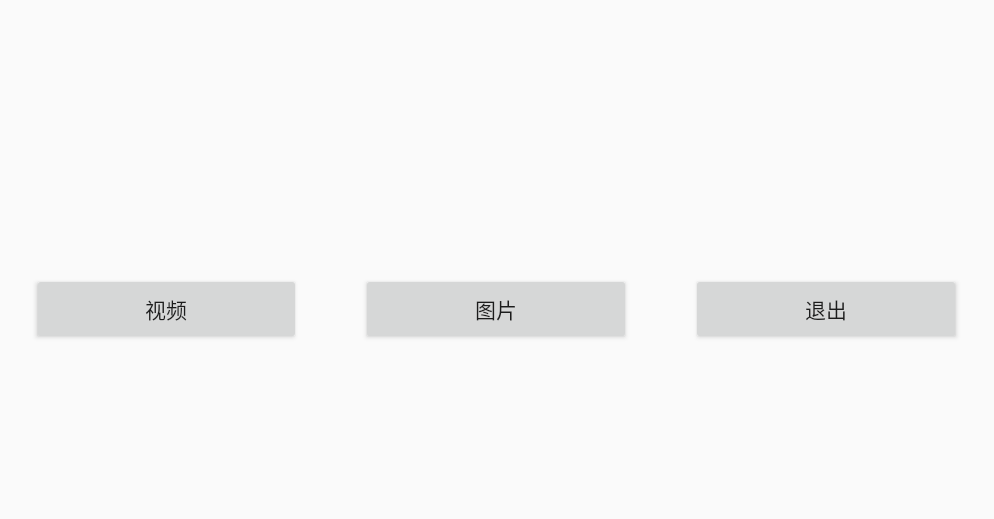
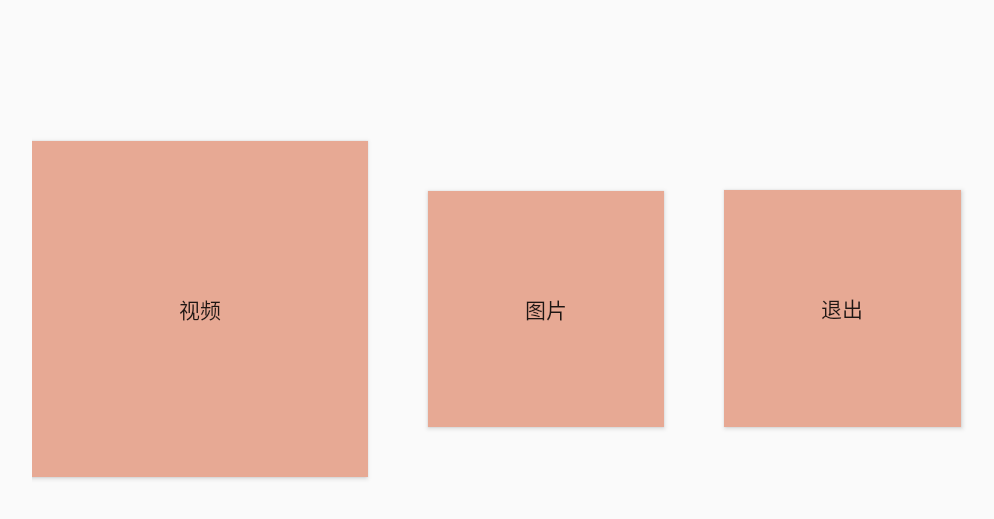
Before and after one commit to Zouyq-GitHub/androidTv-Demo, an Android app: the MainActivity screen opened directly, with no data from a screen before it, on a phone screen of 824 x 412 dp (held sideways). Shown: the top 519 px of the screen, without its empty margins (91-1085 px from the left). Run offline under Robolectric (Android 15) with nearby library versions, the phone set to English and light mode, and no system bars.

Commit message:
main 焦点事件 代码写死实现 2021-09-28

```diff
--- a/app/src/main/java/com/example/android_tv_test_4/MainActivity.java
+++ b/app/src/main/java/com/example/android_tv_test_4/MainActivity.java
@@ -21,12 +21,15 @@ public class MainActivity extends AppCompatActivity {
     //id list
     private final int[] id_list = new int[]{R.id.image_button, R.id.video_button, R.id.exit_button};
     private Intent intent = getIntent();
+    //width
+    private int t_width = 0;
+    //访问页面次数
+    private int num = 0;
 
     @Override
     public void onCreate(Bundle savedInstanceState) {
         super.onCreate(savedInstanceState);
         setContentView(R.layout.activity_main);
-        onClick();
     }
 
 
@@ -63,18 +66,55 @@ public class MainActivity extends AppCompatActivity {
     @Override
     protected void onStart() {
         super.onStart();
-//        by_button_width_height();
+        onClick();
+        by_button_width_height();
+        onHover();
 
+        button = findViewById(R.id.video_button);
+        button.getLayoutParams().height = t_width + 100;
+        button.getLayoutParams().width = t_width + 100;
+    }
 
-
-
-
+    //hover
+    private void onHover() {
+//        button = findViewById(R.id.video_button);
+        for (int j : id_list) {
+            button = findViewById(j);
+            button.setOnFocusChangeListener(new View.OnFocusChangeListener() {
+                @Override
+                public void onFocusChange(View view, boolean b) {
+                    if (num == 0) {
+                        t_width = findViewById(view.getId()).getWidth() - 100;
+                        num++;
+                        // - - - -
+                    } else if (num == 1) {
+                        button = findViewById(R.id.exit_button);
+                        button.getLayoutParams().height = t_width;
+                        button.getLayoutParams().width = t_width;
+                        button = findViewById(R.id.video_button);
+                        button.getLayoutParams().height = t_width;
+                        button.getLayoutParams().width = t_width;
+                        num++;
+                    } else {
+                        button = findViewById(view.getId());
+                        System.out.println(view.getId());
+                        if (b) {
+                            button.getLayoutParams().height = t_width + 100;
+                            button.getLayoutParams().width = t_width + 100;
+                        } else {
+                            button.getLayoutParams().height = t_width;
+                            button.getLayoutParams().width = t_width;
+                        }
+                        button.setLayoutParams(button.getLayoutParams());
+                    }
+                }
+            });
+        }
     }
 
     @Override
     protected void onResume() {
         super.onResume();
-
     }
 
     //width_height
@@ -102,4 +142,7 @@ public class MainActivity extends AppCompatActivity {
             System.out.println("image");
         }
     }
+
+    //hover
+
 }
--- /dev/null
+++ b/app/src/main/res/drawable/button_hover.xml
@@ -0,0 +1,4 @@
+<selector xmlns:android="http://schemas.android.com/apk/res/android">
+    <item android:drawable="@drawable/keyboard_add_sel" android:state_focused="false" />
+    <item android:drawable="@drawable/keyboard_add" android:state_focused="true" />
+</selector>
--- /dev/null
+++ b/app/src/main/res/drawable/keyboard_add.xml
@@ -0,0 +1,23 @@
+<?xml version="1.0" encoding="utf-8"?>
+<shape xmlns:android="http://schemas.android.com/apk/res/android">
+    <!--这里是Linearlayout布局的背景颜色-->
+    <solid android:color="#DF7228" />
+
+    <!--这里是设置边框线的粗细和颜色-->
+<!--    <stroke-->
+<!--            android:width="100dp"-->
+<!--            android:color="#DF7228" />-->
+
+
+
+
+<!--    <padding-->
+<!--            android:bottom="100dp"-->
+<!--            android:top="100dp"-->
+<!--            android:left="100dp"-->
+<!--            android:right="100dp"-->
+<!--            />-->
+
+        <!--角的话，里边有参数可以单独设置-->
+    <corners android:radius="8dp" />
+</shape>
--- /dev/null
+++ b/app/src/main/res/drawable/keyboard_add_sel.xml
@@ -0,0 +1,13 @@
+<?xml version="1.0" encoding="utf-8"?>
+<shape xmlns:android="http://schemas.android.com/apk/res/android">
+    <!--这里是Linearlayout布局的背景颜色-->
+    <solid android:color="#E7A994" />
+    <!--这里是设置边框线的粗细和颜色-->
+    <stroke
+            android:width="0dp"
+            android:color="#C0BCAE" />
+
+
+    <!--角的话，里边有参数可以单独设置-->
+    <corners android:radius="0dp" />
+</shape>
--- a/app/src/main/res/layout/activity_main.xml
+++ b/app/src/main/res/layout/activity_main.xml
@@ -24,12 +24,15 @@
             android:orientation="horizontal">
 
         <Button
+
                 android:id="@+id/video_button"
                 android:layout_width="0dp"
                 android:layout_height="wrap_content"
                 android:layout_marginRight="40dp"
                 android:layout_weight="1"
-                android:text="视频" />
+                android:text="视频"
+                android:background="@drawable/button_hover"
+                />
 
         <Button
                 android:id="@+id/image_button"
@@ -37,6 +40,7 @@
                 android:layout_height="wrap_content"
                 android:layout_marginRight="40dp"
                 android:layout_weight="1"
+                android:background="@drawable/button_hover"
                 android:text="图片" />
 
         <Button
@@ -45,6 +49,7 @@
                 android:layout_height="wrap_content"
                 android:layout_marginRight="40dp"
                 android:layout_weight="1"
+                android:background="@drawable/button_hover"
                 android:text="退出" />
     </LinearLayout>
 
```
Also changed, not shown: app/src/main/java/com/example/android_tv_test_4/layout/TvZorderRelativeLayout.java (added, +55 -0 lines), app/src/main/res/drawable/border_red.xml (added, +8 -0 lines), 1 other file.
